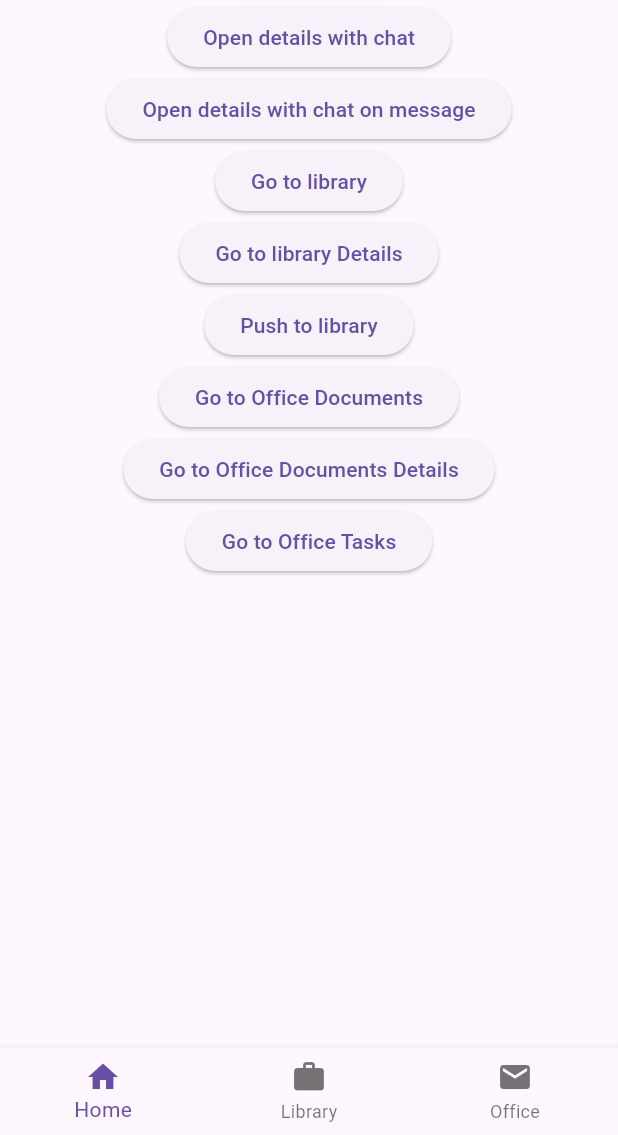
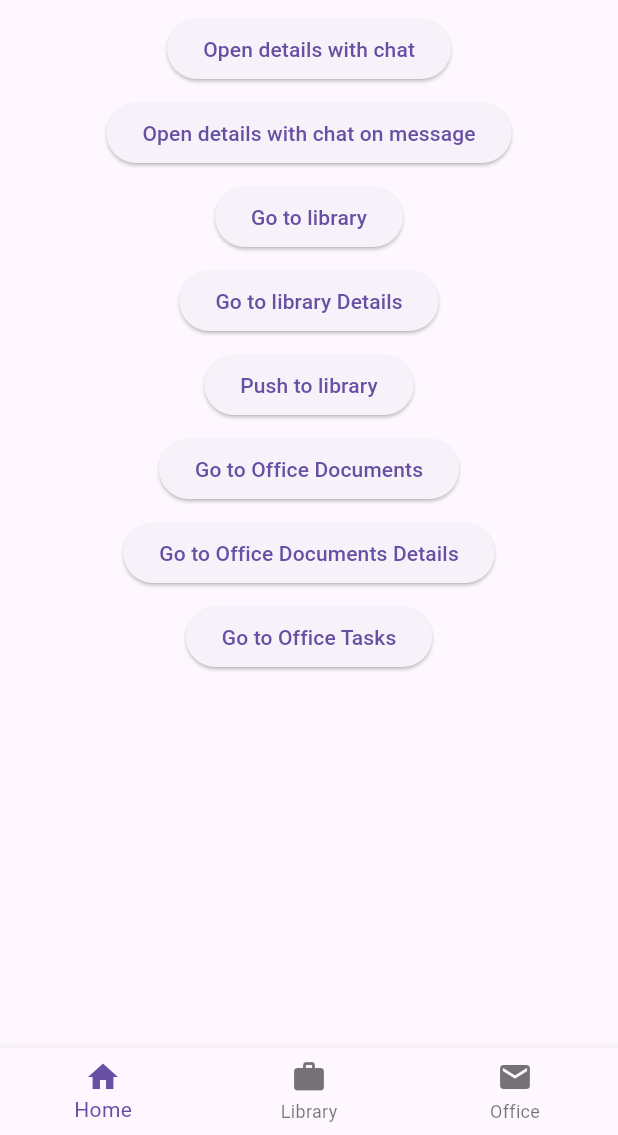
Before and after one commit to ike20013/nav_experimental, a Flutter app: the screen it shows after launch, on a phone screen of 412 x 824 dp, the part 101-1236 px from its top. Run offline on Flutter 3.47's test engine with Material 3 defaults, Android fonts, the light colour scheme and no system bars; our stand-ins replace go_router.

Commit message:
Add observer

```diff
--- a/lib/routes/routes.dart
+++ b/lib/routes/routes.dart
@@ -3,6 +3,7 @@ import 'dart:developer';
 import 'package:flutter/material.dart';
 import 'package:go_router/go_router.dart';
 import 'package:navigation_experimental/main_page.dart';
+import 'package:navigation_experimental/routes/router_observer.dart';
 import 'package:navigation_experimental/routes/transition.dart';
 import 'package:navigation_experimental/screens/details/details_screen.dart';
 // import 'package:navigation_experimental/screens/details_screen.dart';
@@ -17,20 +18,19 @@ import 'package:navigation_experimental/screens/office/tasks_page.dart';
 const String homeScreenRoute = 'home';
 const String detailsScreenRoute = 'details';
 
-final GlobalKey<NavigatorState> _rootNavigatorKey =
-    GlobalKey<NavigatorState>(debugLabel: 'root');
+final GlobalKey<NavigatorState> _rootNavigatorKey = GlobalKey<NavigatorState>(debugLabel: 'root');
 
 final GlobalKey<NavigatorState> _officeNavigatorKey =
     GlobalKey<NavigatorState>(debugLabel: 'office');
 
 final shellRouter = GoRouter(
+  observers: [MyNavObserver()],
   navigatorKey: _rootNavigatorKey,
   initialLocation: '/home',
   routes: [
     StatefulShellRoute.indexedStack(
       // parentNavigatorKey: _mainNavigatorKey,
-      builder: (context, state, navigationShell) =>
-          MainPage(navigationShell: navigationShell),
+      builder: (context, state, navigationShell) => MainPage(navigationShell: navigationShell),
       branches: <StatefulShellBranch>[
         StatefulShellBranch(
           // navigatorKey: _sectionANavigatorKey,
@@ -53,8 +53,7 @@ final shellRouter = GoRouter(
                     // transitionDuration: const Duration(milliseconds: 200),
                     child: DetailsScreen(
                       id: int.parse(state.pathParameters['id']!),
-                      isChatOpened:
-                          state.uri.queryParameters.containsKey('chat'),
+                      isChatOpened: state.uri.queryParameters.containsKey('chat'),
                       messageId: state.uri.queryParameters['messageId'],
                     ),
                   ),
@@ -95,10 +94,9 @@ final shellRouter = GoRouter(
               routes: [
                 StatefulShellRoute(
                   parentNavigatorKey: _officeNavigatorKey,
-                  builder: (context, state, officeNavigationShell) =>
-                      officeNavigationShell,
-                  navigatorContainerBuilder:
-                      (context, officeNavigationShell, children) => OfficePage(
+                  builder: (context, state, officeNavigationShell) => officeNavigationShell,
+                  navigatorContainerBuilder: (context, officeNavigationShell, children) =>
+                      OfficePage(
                     officeNavigationShell: officeNavigationShell,
                     children: children,
                   ),
@@ -124,8 +122,7 @@ final shellRouter = GoRouter(
 
                                 return true;
                               },
-                              builder: (context, state) =>
-                                  const DocumentsDetailsPage(),
+                              builder: (context, state) => const DocumentsDetailsPage(),
                             ),
                           ],
                         ),
--- a/lib/screens/home_screen.dart
+++ b/lib/screens/home_screen.dart
@@ -10,21 +10,22 @@ class HomeScreen extends StatelessWidget {
     return SafeArea(
       child: Column(
         children: [
-          Text('123'),
+          const Text('123'),
           Center(
             child: Column(
               children: [
                 ElevatedButton(
-                  onPressed: () => context.goNamed(detailsScreenRoute,
-                      pathParameters: {'id': '500'}),
+                  onPressed: () =>
+                      context.goNamed(detailsScreenRoute, pathParameters: {'id': '500'}),
                   child: const Text('Open details'),
                 ),
+                const SizedBox(height: 8),
                 ElevatedButton(
                   onPressed: () => context.goNamed(detailsScreenRoute,
-                      pathParameters: {'id': '500'},
-                      queryParameters: {'chat': ''}),
+                      pathParameters: {'id': '500'}, queryParameters: {'chat': ''}),
                   child: const Text('Open details with chat'),
                 ),
+                const SizedBox(height: 8),
                 ElevatedButton(
                   onPressed: () => context.goNamed(
                     detailsScreenRoute,
@@ -33,36 +34,42 @@ class HomeScreen extends StatelessWidget {
                   ),
                   child: const Text('Open details with chat on message'),
                 ),
+                const SizedBox(height: 8),
                 ElevatedButton(
                   onPressed: () => context.goNamed(
                     'library',
                   ),
                   child: const Text('Go to library'),
                 ),
+                const SizedBox(height: 8),
                 ElevatedButton(
                   onPressed: () => context.goNamed(
                     'library_details',
                   ),
                   child: const Text('Go to library Details'),
                 ),
+                const SizedBox(height: 8),
                 ElevatedButton(
                   onPressed: () => context.pushNamed(
                     'library',
                   ),
                   child: const Text('Push to library'),
                 ),
+                const SizedBox(height: 8),
                 ElevatedButton(
                   onPressed: () => context.go(
                     '/office/documents',
                   ),
                   child: const Text('Go to Office Documents'),
                 ),
+                const SizedBox(height: 8),
                 ElevatedButton(
                   onPressed: () => context.goNamed(
                     'documents_details',
                   ),
                   child: const Text('Go to Office Documents Details'),
                 ),
+                const SizedBox(height: 8),
                 ElevatedButton(
                   onPressed: () => context.goNamed(
                     'tasks',
```
